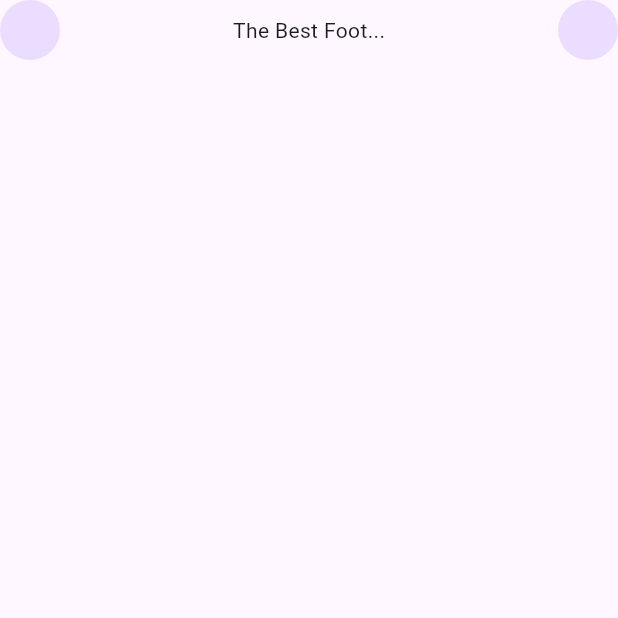
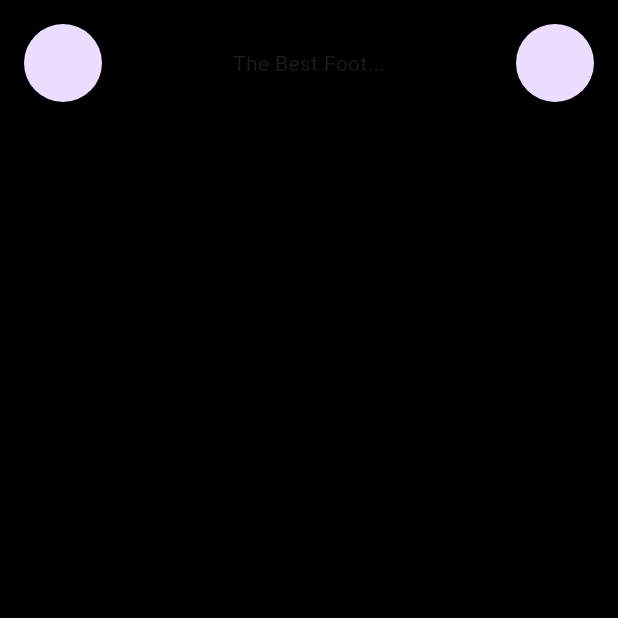
Before and after one commit to JAICHANGPARK/flutter_notebook_chapter_36, a Flutter app: the ChatBotChatPage screen opened directly, on a phone screen of 412 x 824 dp, the top half of it. Run offline on Flutter 3.47's test engine with Material 3 defaults, Android fonts, the phone set to English and light mode, and no system bars; our stand-ins replace gap.

Commit message:
Update chat_bot_chat_page.dart

```diff
--- a/lib/ep1831_chat_bot_app/views/chat_bot_chat_page.dart
+++ b/lib/ep1831_chat_bot_app/views/chat_bot_chat_page.dart
@@ -11,21 +11,30 @@ class _ChatBotChatPageState extends State<ChatBotChatPage> {
   @override
   Widget build(BuildContext context) {
     return Scaffold(
+      backgroundColor: Colors.black,
       body: SafeArea(
+        child: Padding(
+          padding: const EdgeInsets.all(16.0),
           child: Column(
             children: [
               Row(
                 children: [
-                CircleAvatar(),
+                  CircleAvatar(
+                    radius: 26,
+                  ),
                   Expanded(
                     child: Center(
                       child: Text("The Best Foot..."),
                     ),
                   ),
-                CircleAvatar(),
+                  CircleAvatar(
+                    radius: 26,
+
+                  ),
                 ],
-            )
+              ),
             ],
+          ),
         ),
       ),
     );
```
Lines whose indentation alone changed are shown as unchanged.
